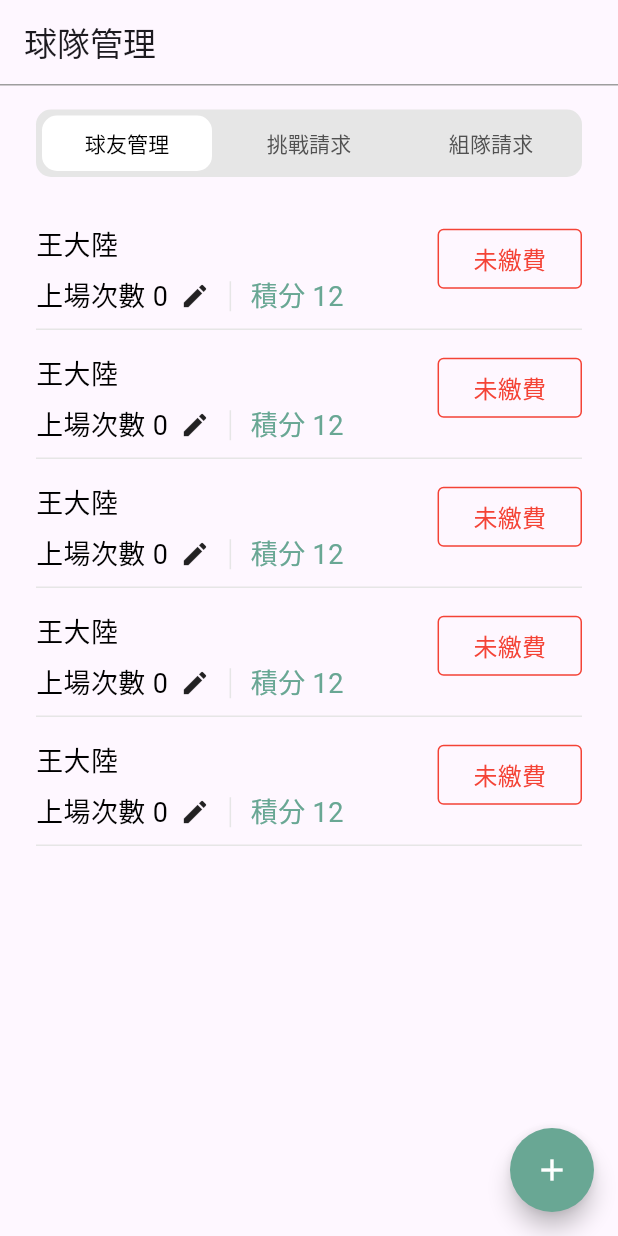
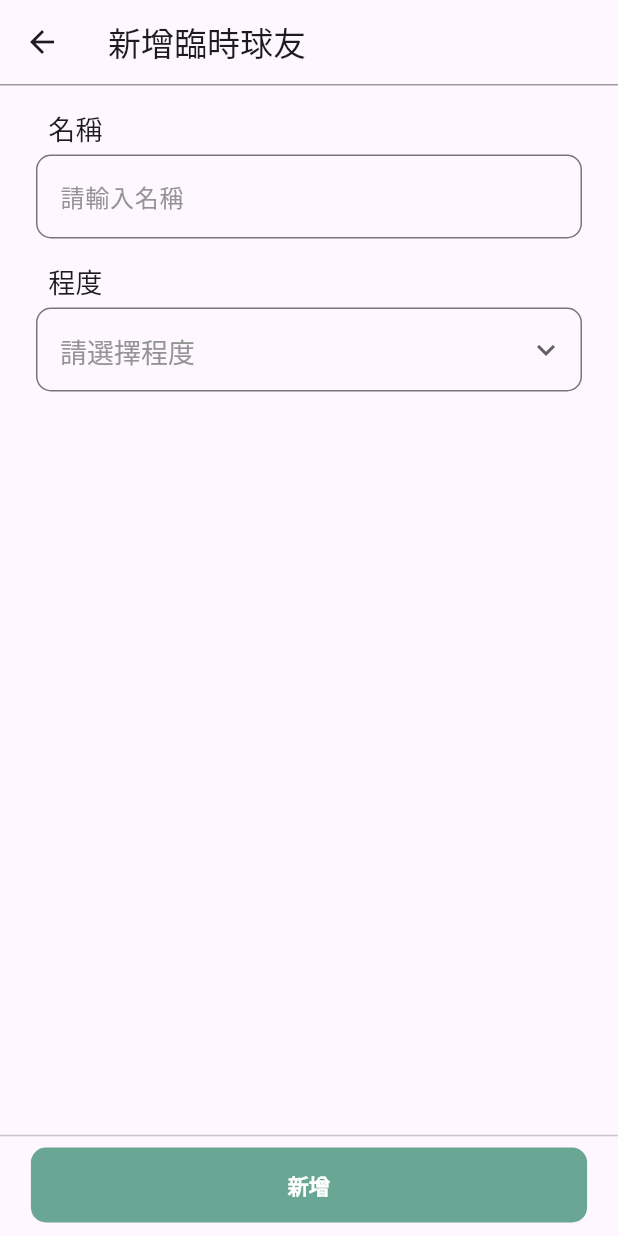
Before and after one commit to WeitingL/joinyou, a Flutter app: the ManageGame screen opened by its route, after a tap on the "add" icon, on a phone screen of 412 x 824 dp. Run offline on Flutter 3.47's test engine with Material 3 defaults, Android fonts, the phone set to English and light mode, and no system bars; our stand-ins replace flutter_bloc, go_router, google_maps_flutter, image_picker; missing offline and left inert: dart:ffi.

```diff
--- a/lib/NavigationHelper.dart
+++ b/lib/NavigationHelper.dart
@@ -10,6 +10,7 @@ import 'package:joinyou/ui/find_team/find_team_page.dart';
 import 'package:joinyou/ui/my_team/my_team_page.dart';
 import 'package:joinyou/ui/rank_page/center_rank_page.dart';
 import 'package:joinyou/ui/setting/setting_page.dart';
+import 'package:joinyou/ui/team_operation/master/add_new_gamer.dart';
 import 'package:joinyou/ui/team_operation/master/manage_game.dart';
 import 'package:joinyou/ui/team_operation/master/real_time_game.dart';
 import 'package:joinyou/ui/team_operation/master/start_arrange.dart';
@@ -59,6 +60,7 @@ class NavigationHelper {
   static const PRE_GAME_PAGE = "/master/pre_game";
   static const REAL_TIME_PAGE = "/master/real_time_game";
   static const MANAGE_GAME_PAGE = "/master/manage_game";
+  static const ADD_NEW_GAMER_PAGE = "/master/add_new_gamer";
 
 
   NavigationHelper._internal() {
@@ -195,6 +197,17 @@ class NavigationHelper {
         },
       ),
 
+      GoRoute(
+        path: ADD_NEW_GAMER_PAGE,
+        parentNavigatorKey: _rootNavigatorKey,
+        pageBuilder: (context, state) {
+          final extra = state.extra as Map<String, dynamic>?;
+          return NoTransitionPage(
+            child: AddNewGamePlayer(),
+          );
+        },
+      ),
+
 
 
 
--- a/lib/ui/component/bottom_bar.dart
+++ b/lib/ui/component/bottom_bar.dart
@@ -43,7 +43,7 @@ class BottomBarCenterButton extends StatelessWidget {
   @override
   Widget build(BuildContext context) {
     return SizedBox(
-        height: 60,
+        height: 75,
         child: Column(
           mainAxisAlignment: MainAxisAlignment.start,
           crossAxisAlignment: CrossAxisAlignment.center,
@@ -57,7 +57,7 @@ class BottomBarCenterButton extends StatelessWidget {
                         borderRadius: BorderRadius.circular(10)),
                     //width is the screen width
                     width: MediaQuery.of(context).size.width * 0.9,
-                    height: 40,
+                    height: 50,
                     child: Center(
                         child: Text(content,
                             style: const TextStyle(
--- a/lib/ui/component/edit_components.dart
+++ b/lib/ui/component/edit_components.dart
@@ -5,9 +5,15 @@ import 'package:joinyou/app_color.dart';
 class DropDownSelected extends StatefulWidget {
   String title;
   String dropTitle;
-  List<DropdownMenuItem> items = [];
+  List<DropdownMenuItem<int>> items = [];
+  Function(int?) onChanged;
 
-  DropDownSelected({super.key, required this.title, required this.dropTitle});
+  DropDownSelected(
+      {super.key,
+      required this.title,
+      required this.dropTitle,
+      required this.items,
+      required this.onChanged});
 
   @override
   State<StatefulWidget> createState() => _DropDownSelected();
@@ -28,15 +34,15 @@ class _DropDownSelected extends State<DropDownSelected> {
             )),
         DropdownButtonFormField(
           hint: Text(widget.dropTitle,
-              style: const TextStyle(color: AppColor.text_grey_94, fontSize: 18)),
+              style:
+                  const TextStyle(color: AppColor.text_grey_94, fontSize: 18)),
           icon: const Icon(Icons.expand_more),
           style: const TextStyle(
               backgroundColor: AppColor.transparent, color: AppColor.black),
-          items: const [
-            DropdownMenuItem(child: Text("1"), value: 1),
-            DropdownMenuItem(child: Text("2"), value: 2)
-          ],
-          onChanged: (int? value) {},
+          items: widget.items,
+          onChanged: (int? value) {
+            widget.onChanged(value);
+          },
           decoration: InputDecoration(
             border: OutlineInputBorder(
                 borderRadius: BorderRadius.circular(10),
@@ -52,8 +58,13 @@ class _DropDownSelected extends State<DropDownSelected> {
 class EditNumContentArea extends StatefulWidget {
   String title;
   String hintTitle;
+  Function(String) onChanged;
 
-  EditNumContentArea({super.key, required this.title, required this.hintTitle});
+  EditNumContentArea(
+      {super.key,
+      required this.title,
+      required this.hintTitle,
+      required this.onChanged});
 
   @override
   State<StatefulWidget> createState() => _EditNumContentArea();
@@ -73,6 +84,7 @@ class _EditNumContentArea extends State<EditNumContentArea> {
               style: const TextStyle(fontSize: 18),
             )),
         TextField(
+          onChanged: widget.onChanged,
           keyboardType: TextInputType.number,
           inputFormatters: [FilteringTextInputFormatter.digitsOnly],
           decoration: InputDecoration(
@@ -90,7 +102,8 @@ class EditTextContentArea extends StatefulWidget {
   String title;
   String hintTitle;
 
-  EditTextContentArea({super.key, required this.title, required this.hintTitle});
+  EditTextContentArea(
+      {super.key, required this.title, required this.hintTitle});
 
   @override
   State<StatefulWidget> createState() => _EditTextContentArea();
@@ -116,7 +129,7 @@ class _EditTextContentArea extends State<EditTextContentArea> {
               hintText: widget.hintTitle,
               hintStyle: TextStyle(color: AppColor.text_grey_94),
               border:
-              OutlineInputBorder(borderRadius: BorderRadius.circular(10))),
+                  OutlineInputBorder(borderRadius: BorderRadius.circular(10))),
         )
       ],
     );
--- a/lib/ui/create_team_pages/create_team.dart
+++ b/lib/ui/create_team_pages/create_team.dart
@@ -37,9 +37,19 @@ class _CreateTeamPage extends State<CreateTeamPage> {
                     crossAxisAlignment: CrossAxisAlignment.start,
                     children: [
                       SizedBox(height: 20),
-                      DropDownSelected(title: "場地數", dropTitle: "請選擇場地數"),
+                      DropDownSelected(
+                        title: "場地數",
+                        dropTitle: "請選擇場地數",
+                        items: [],
+                        onChanged: (int) {},
+                      ),
                       SizedBox(height: 20),
-                      EditNumContentArea(title: "打球時長", hintTitle: "請輸入打球時長"),
+                      EditNumContentArea(
+                          title: "打球時長",
+                          hintTitle: "請輸入打球時長",
+                          onChanged: (int) {
+                            print(int);
+                          }),
                       SizedBox(height: 20),
                       LeaderSelector(),
                     ])),
--- /dev/null
+++ b/lib/ui/team_operation/master/add_new_gamer.dart
@@ -0,0 +1,55 @@
+import 'package:flutter/material.dart';
+import 'package:flutter/services.dart';
+
+import '../../../app_color.dart';
+import '../../component/bottom_bar.dart';
+import '../../component/edit_components.dart';
+
+class AddNewGamePlayer extends StatefulWidget {
+  @override
+  State<StatefulWidget> createState() => _AddNewGamePlayerState();
+}
+
+class _AddNewGamePlayerState extends State<AddNewGamePlayer> {
+  static const List<DropdownMenuItem<int>> _items = [
+    DropdownMenuItem(child: Text("初階"), value: 1),
+    DropdownMenuItem(child: Text("中階"), value: 2),
+    DropdownMenuItem(child: Text("高階"), value: 3)
+  ];
+
+  @override
+  Widget build(BuildContext context) {
+    return Scaffold(
+        appBar: AppBar(
+          // title at center with left arrow to and bottom line with grey color
+          title: const Text("新增臨時球友"),
+          bottom: PreferredSize(
+            preferredSize: const Size.fromHeight(1.0), // 設置 Divider 的高度
+            child: Container(
+              color: Colors.grey, // Divider 的顏色
+              height: 1.0,
+            ),
+          ),
+        ),
+        body: Padding(
+            padding: EdgeInsets.symmetric(horizontal: 24),
+            child: Column(
+              children: [
+                SizedBox(height: 16),
+                EditTextContentArea(title: "名稱", hintTitle: "請輸入名稱"),
+                SizedBox(height: 16),
+                DropDownSelected(
+                  title: "程度",
+                  dropTitle: "請選擇程度",
+                  items: _items,
+                  onChanged: (int) {},
+                )
+              ],
+            )),
+        bottomNavigationBar: SafeArea(
+            child: BottomBarCenterButton(
+          action: () {},
+          content: '新增',
+        )));
+  }
+}
--- a/lib/ui/team_operation/master/manage_game.dart
+++ b/lib/ui/team_operation/master/manage_game.dart
@@ -1,5 +1,7 @@
 import 'package:flutter/material.dart';
 import 'package:flutter/widgets.dart';
+import 'package:go_router/go_router.dart';
+import 'package:joinyou/NavigationHelper.dart';
 import 'package:joinyou/app_color.dart';
 
 import '../../component/title_switch_bar.dart';
@@ -63,7 +65,9 @@ class _ManageGameState extends State<ManageGame> {
         // if _manageGameType is TeamMemberState, circular floatingActionButton with plus will show
         floatingActionButton: _manageGameType == ManageGameType.TeamMemberState
             ? FloatingActionButton(
-                onPressed: () {},
+                onPressed: () {
+                  context.push(NavigationHelper.ADD_NEW_GAMER_PAGE);
+                },
                 shape: CircleBorder(),
                 child: Icon(Icons.add, color: AppColor.white),
                 backgroundColor: AppColor.title_green,
```
